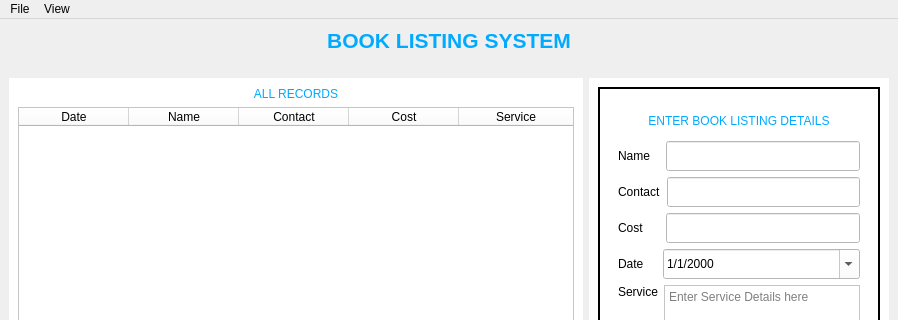
The window that Main.ui (coffiesteve000/Program-1) describes before a commit, drawn with Qt 5; both pictures show x 0 to 898 and y 0 to 320 of the 898 by 602 pixel window.
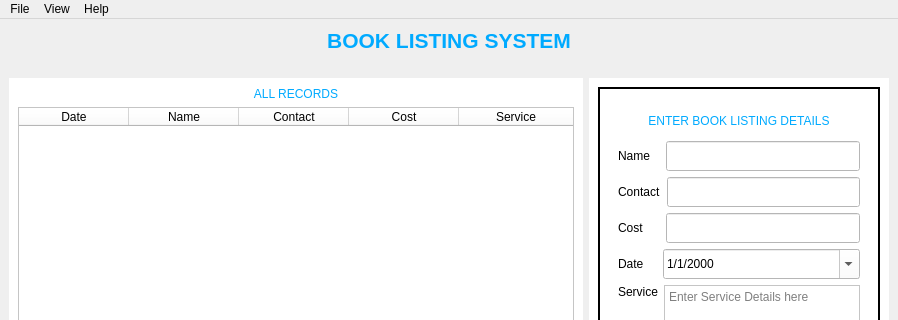
The same window after the commit. Icons and pictures are not drawn.

The edit to the form file:
```diff
--- a/Main.ui
+++ b/Main.ui
@@ -492,7 +492,7 @@
      <x>0</x>
      <y>0</y>
      <width>898</width>
-     <height>19</height>
+     <height>22</height>
     </rect>
    </property>
    <widget class="QMenu" name="menuFile">
@@ -512,8 +512,16 @@
     <addaction name="actionView_All"/>
     <addaction name="actionOptions"/>
    </widget>
+   <widget class="QMenu" name="menuHelp">
+    <property name="title">
+     <string>Help</string>
+    </property>
+    <addaction name="actionHelp"/>
+    <addaction name="actionAbout"/>
+   </widget>
    <addaction name="menuFile"/>
    <addaction name="menuView"/>
+   <addaction name="menuHelp"/>
   </widget>
   <widget class="QStatusBar" name="statusBar"/>
   <action name="actionExport_Data">
```
Left out of the diff: 28 changed lines with no effect on the pictures.
